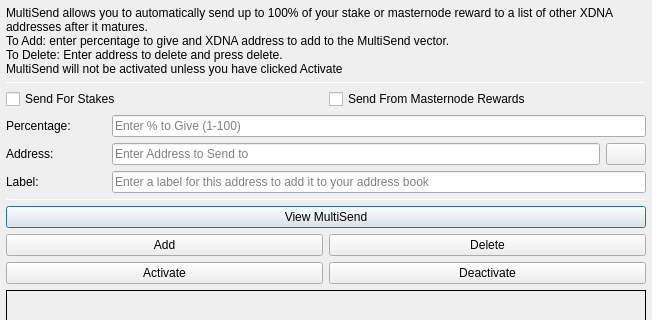
First picture: the form in src/qt/forms/multisenddialog.ui, repository BitFriday/vidividi, before the edit; both pictures show x 0 to 652 and y 0 to 320 of the 652 by 462 pixel window.
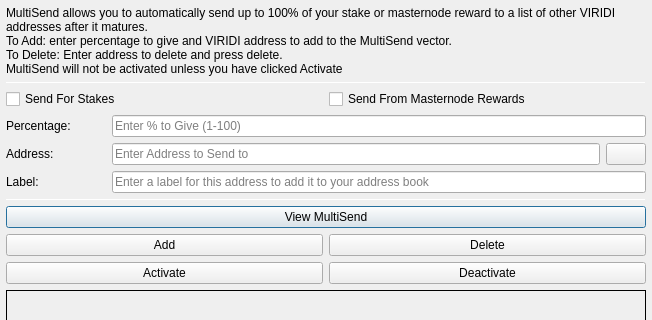
Second picture: the form after the edit. Icons and pictures are not drawn.

```diff
--- a/src/qt/forms/multisenddialog.ui
+++ b/src/qt/forms/multisenddialog.ui
@@ -37,8 +37,8 @@
         <number>1</number>
        </property>
        <property name="text">
-        <string>MultiSend allows you to automatically send up to 100% of your stake or masternode reward to a list of other XDNA addresses after it matures.
-To Add: enter percentage to give and XDNA address to add to the MultiSend vector.
+        <string>MultiSend allows you to automatically send up to 100% of your stake or masternode reward to a list of other VIRIDI addresses after it matures.
+To Add: enter percentage to give and VIRIDI address to add to the MultiSend vector.
 To Delete: Enter address to delete and press delete.
 MultiSend will not be activated unless you have clicked Activate</string>
        </property>
```
